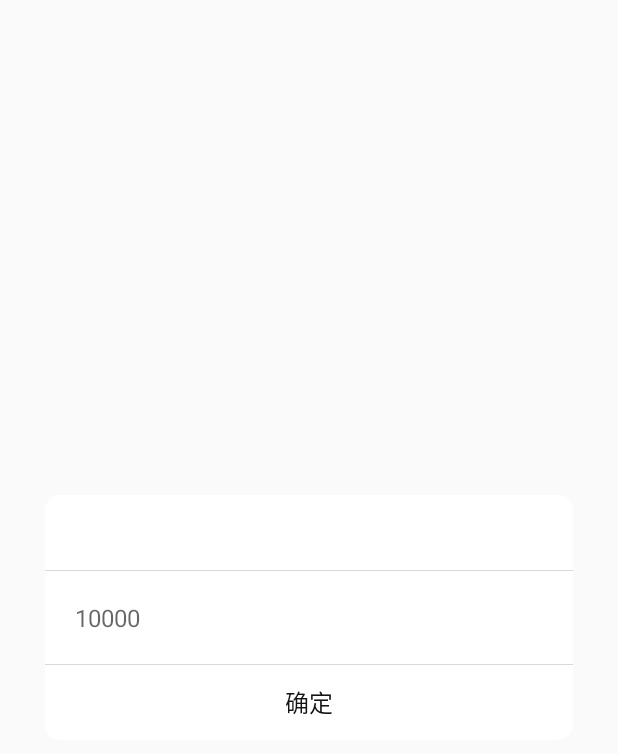
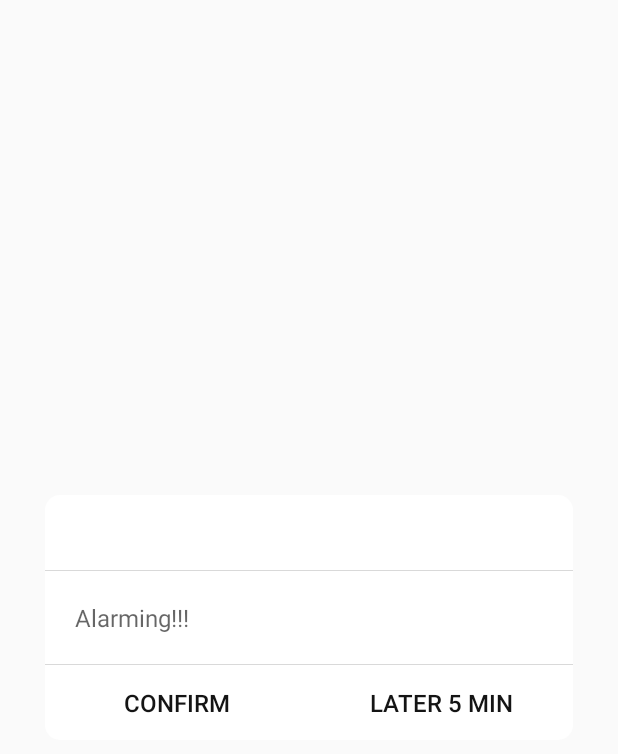
Before and after one commit to zeschi/Android-AlarmManagerClock-master, an Android app: the layout dialog_simple.xml on its own in the app's theme, with its tools: preview values and no code run, on a phone screen of 412 x 824 dp. Shown: the top 754 px of the screen. Run offline under Robolectric (Android 15) with nearby library versions, the phone set to English and light mode, and no system bars.

Commit message:
延迟提醒

```diff
--- a/alarmmanagerclock/src/main/res/layout/dialog_simple.xml
+++ b/alarmmanagerclock/src/main/res/layout/dialog_simple.xml
@@ -1,10 +1,10 @@
 <?xml version="1.0" encoding="utf-8"?>
 <LinearLayout xmlns:android="http://schemas.android.com/apk/res/android"
-              android:layout_width="match_parent"
-              android:layout_height="match_parent"
-              android:clickable="false"
-              android:gravity="center"
-              android:orientation="vertical">
+    android:layout_width="match_parent"
+    android:layout_height="match_parent"
+    android:clickable="false"
+    android:gravity="center"
+    android:orientation="vertical">
 
     <LinearLayout
         android:layout_width="match_parent"
@@ -20,7 +20,7 @@
             android:layout_height="50dp"
             android:layout_gravity="center_vertical|center_horizontal"
             android:layout_margin="12dp"
-            android:visibility="gone"/>
+            android:visibility="gone" />
 
         <TextView
             android:id="@+id/dialog_title"
@@ -29,9 +29,9 @@
             android:layout_margin="10dp"
             android:gravity="center_vertical|center_horizontal"
             android:textColor="@color/light_black"
-            android:textSize="16sp"/>
+            android:textSize="16sp" />
 
-        <View style="@style/horizontal_line_style"/>
+        <View style="@style/horizontal_line_style" />
 
         <EditText
             android:id="@+id/dialog_message"
@@ -41,10 +41,11 @@
             android:background="@null"
             android:editable="false"
             android:gravity="center_vertical"
-            android:hint="10000"
+            android:hint="Alarming!!!"
+
             android:padding="10dp"
             android:textColor="@color/light_black"
-            android:textSize="16sp"/>
+            android:textSize="16sp" />
 
         <LinearLayout
             android:id="@+id/ll_button"
@@ -52,7 +53,7 @@
             android:layout_height="wrap_content"
             android:orientation="vertical">
 
-            <View style="@style/horizontal_line_style"/>
+            <View style="@style/horizontal_line_style" />
 
             <LinearLayout
                 android:layout_width="match_parent"
@@ -66,9 +67,19 @@
                     android:layout_height="match_parent"
                     android:layout_weight="1"
                     android:background="@null"
-                    android:text="确定"
+                    android:text="Confirm"
                     android:textColor="@color/light_black"
-                    android:textSize="16sp"/>
+                    android:textSize="16sp" />
+
+                <Button
+                    android:id="@+id/dialog_later"
+                    android:layout_width="0dp"
+                    android:layout_height="match_parent"
+                    android:layout_weight="1"
+                    android:background="@null"
+                    android:text="LATER 5 MIN"
+                    android:textColor="@color/light_black"
+                    android:textSize="16sp" />
             </LinearLayout>
         </LinearLayout>
     </LinearLayout>
```
Also changed, not shown: alarmmanagerclock/src/main/java/com/loonggg/lib/alarmmanager/clock/ClockAlarmActivity.java (+29 -5 lines), alarmmanagerclock/src/main/java/com/loonggg/lib/alarmmanager/clock/SimpleDialog.java (+13 -2 lines).
